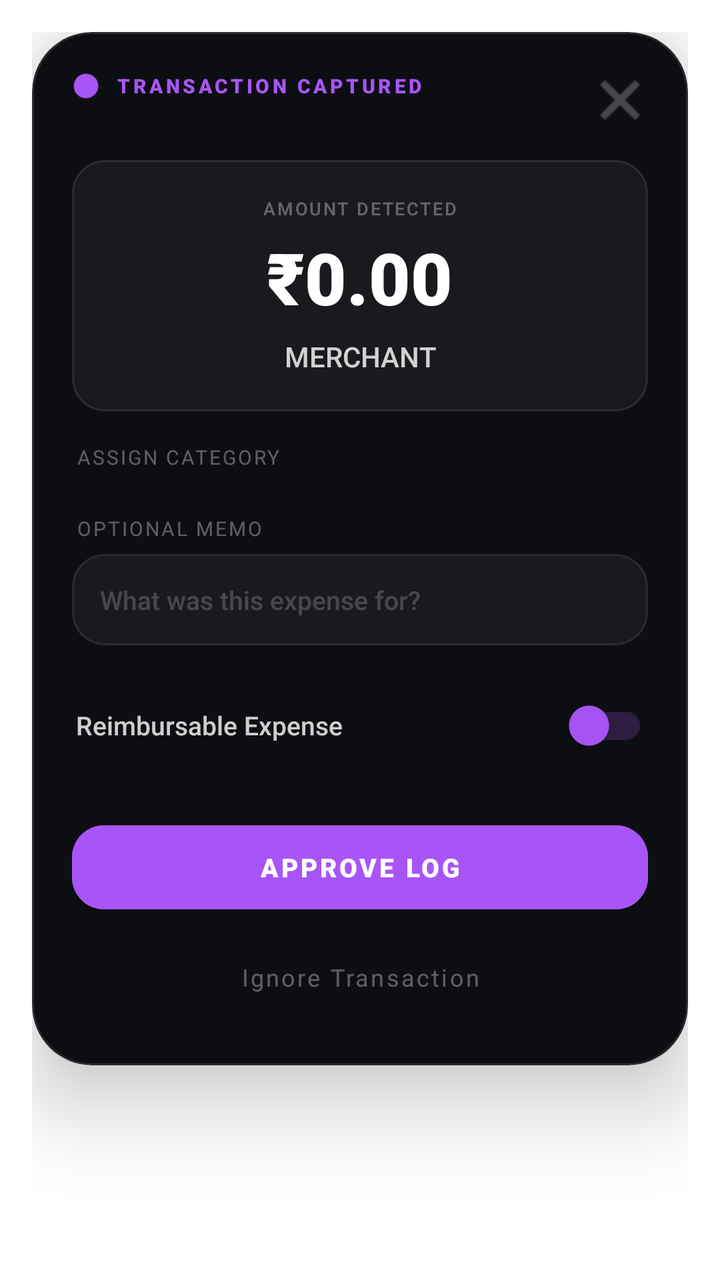
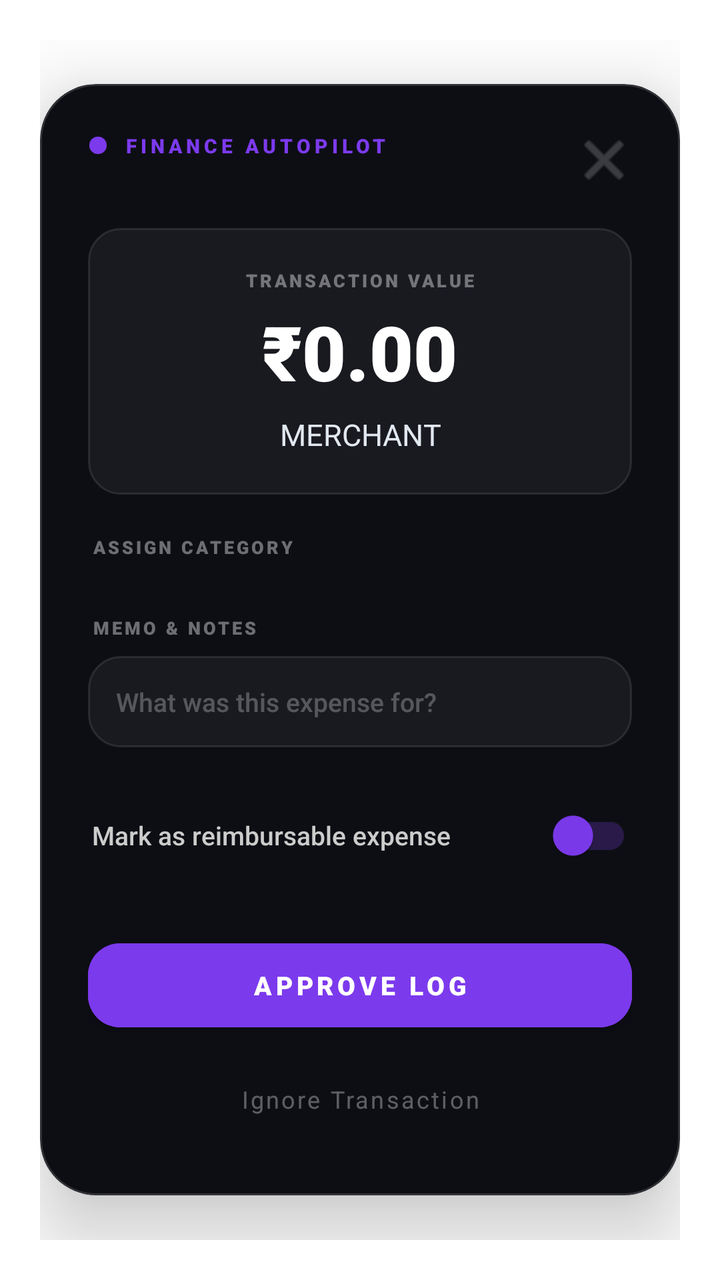

Screens rendered from an Android XML layout before and after an edit, with the pre-edit source and the edit as a unified diff.
<!-- AndroidManifest.xml: application theme AppTheme -->
<!-- res/layout/layout_transaction_overlay.xml -->
<?xml version="1.0" encoding="utf-8"?>
<FrameLayout xmlns:android="http://schemas.android.com/apk/res/android"
    xmlns:app="http://schemas.android.com/apk/res-auto"
    android:layout_width="match_parent"
    android:layout_height="wrap_content"
    android:padding="16dp">

    <com.google.android.material.card.MaterialCardView
        android:id="@+id/card_container"
        android:layout_width="match_parent"
        android:layout_height="wrap_content"
        app:cardBackgroundColor="#0D0E12"
        app:cardCornerRadius="30dp"
        app:cardElevation="24dp"
        app:strokeColor="#20FFFFFF"
        app:strokeWidth="1dp">

        <LinearLayout
            android:layout_width="match_parent"
            android:layout_height="wrap_content"
            android:orientation="vertical"
            android:padding="20dp">

            
            <RelativeLayout
                android:layout_width="match_parent"
                android:layout_height="wrap_content"
                android:layout_marginBottom="16dp">

                <LinearLayout
                    android:layout_width="wrap_content"
                    android:layout_height="wrap_content"
                    android:gravity="center_vertical"
                    android:orientation="horizontal">

                    <ImageView
                        android:layout_width="14dp"
                        android:layout_height="14dp"
                        android:src="@android:drawable/presence_online"
                        app:tint="#A855F7" />

                    <TextView
                        android:id="@+id/tv_source_app"
                        android:layout_width="wrap_content"
                        android:layout_height="wrap_content"
                        android:layout_marginStart="8dp"
                        android:fontFamily="sans-serif-black"
                        android:letterSpacing="0.15"
                        android:text="TRANSACTION CAPTURED"
                        android:textColor="#A855F7"
                        android:textSize="10sp" />
                </LinearLayout>

                <ImageButton
                    android:id="@+id/btn_close_overlay"
                    android:layout_width="28dp"
                    android:layout_height="28dp"
                    android:layout_alignParentEnd="true"
                    android:background="?attr/selectableItemBackgroundBorderless"
                    android:src="@android:drawable/ic_menu_close_clear_cancel"
                    app:tint="#66FFFFFF" />
            </RelativeLayout>

            
            <LinearLayout
                android:layout_width="match_parent"
                android:layout_height="wrap_content"
                android:orientation="vertical"
                android:gravity="center"
                android:background="@drawable/bg_overlay_input"
                android:paddingVertical="18dp"
                android:paddingHorizontal="16dp"
                android:layout_marginBottom="16dp">

                <TextView
                    android:layout_width="wrap_content"
                    android:layout_height="wrap_content"
                    android:fontFamily="sans-serif-medium"
                    android:text="AMOUNT DETECTED"
                    android:textColor="#55FFFFFF"
                    android:textSize="9sp"
                    android:letterSpacing="0.1"
                    android:layout_marginBottom="4dp"/>

                <TextView
                    android:id="@+id/tv_overlay_amount"
                    android:layout_width="wrap_content"
                    android:layout_height="wrap_content"
                    android:fontFamily="sans-serif-black"
                    android:text="₹0.00"
                    android:textColor="#FFFFFF"
                    android:textSize="36sp"
                    android:lineSpacingMultiplier="0.9" />

                <TextView
                    android:id="@+id/tv_overlay_merchant"
                    android:layout_width="wrap_content"
                    android:layout_height="wrap_content"
                    android:layout_marginTop="6dp"
                    android:fontFamily="sans-serif-medium"
                    android:text="MERCHANT"
                    android:textColor="#CCFFFFFF"
                    android:textSize="14sp"
                    android:gravity="center" />
            </LinearLayout>

            
            <TextView
                android:layout_width="wrap_content"
                android:layout_height="wrap_content"
                android:layout_marginBottom="6dp"
                android:fontFamily="sans-serif-bold"
                android:letterSpacing="0.1"
                android:text="ASSIGN CATEGORY"
                android:textColor="#55FFFFFF"
                android:textSize="10sp"
                android:layout_marginStart="2dp" />

            <HorizontalScrollView
                android:layout_width="match_parent"
                android:layout_height="wrap_content"
                android:layout_marginBottom="16dp"
                android:scrollbars="none"
                android:overScrollMode="never">

                <com.google.android.material.chip.ChipGroup
                    android:id="@+id/chip_group_overlay_categories"
                    android:layout_width="wrap_content"
                    android:layout_height="wrap_content"
                    app:singleSelection="true"
                    app:chipSpacingHorizontal="6dp"/>
            </HorizontalScrollView>

            
            <TextView
                android:layout_width="wrap_content"
                android:layout_height="wrap_content"
                android:layout_marginBottom="6dp"
                android:fontFamily="sans-serif-bold"
                android:letterSpacing="0.1"
                android:text="OPTIONAL MEMO"
                android:textColor="#55FFFFFF"
                android:textSize="10sp"
                android:layout_marginStart="2dp" />

            <EditText
                android:id="@+id/et_overlay_notes"
                android:layout_width="match_parent"
                android:layout_height="wrap_content"
                android:layout_marginBottom="16dp"
                android:background="@drawable/bg_overlay_input"
                android:fontFamily="sans-serif-medium"
                android:hint="What was this expense for?"
                android:padding="14dp"
                android:textColor="#FFFFFF"
                android:textColorHint="#33FFFFFF"
                android:textSize="13sp"
                android:inputType="textCapSentences" />

            
            <com.google.android.material.switchmaterial.SwitchMaterial
                android:id="@+id/switch_reimbursable"
                android:layout_width="match_parent"
                android:layout_height="wrap_content"
                android:layout_marginBottom="20dp"
                android:text="Reimbursable Expense"
                android:textColor="#CCFFFFFF"
                android:textSize="13sp"
                android:fontFamily="sans-serif-medium"
                app:thumbTint="#A855F7"
                app:trackTint="#33A855F7"
                android:layout_marginStart="2dp" />

            
            <com.google.android.material.button.MaterialButton
                android:id="@+id/btn_overlay_save"
                android:layout_width="match_parent"
                android:layout_height="54dp"
                android:backgroundTint="#A855F7"
                android:fontFamily="sans-serif-black"
                android:text="Approve Log"
                android:textColor="#FFFFFF"
                android:textAllCaps="true"
                android:textSize="13sp"
                android:letterSpacing="0.1"
                app:cornerRadius="16dp"
                app:rippleColor="#33FFFFFF" />

            <com.google.android.material.button.MaterialButton
                android:id="@+id/btn_overlay_dismiss"
                style="@style/Widget.MaterialComponents.Button.TextButton"
                android:layout_width="match_parent"
                android:layout_height="wrap_content"
                android:layout_marginTop="4dp"
                android:fontFamily="sans-serif-bold"
                android:text="Ignore Transaction"
                android:textColor="#55FFFFFF"
                android:textSize="12sp"
                android:textAllCaps="false" />

        </LinearLayout>

        
        <FrameLayout
            android:id="@+id/layout_success_animation"
            android:layout_width="match_parent"
            android:layout_height="match_parent"
            android:background="#F20D0E12"
            android:clickable="true"
            android:focusable="true"
            android:alpha="0"
            android:visibility="gone">

            
            <View
                android:id="@+id/view_burst_ring"
                android:layout_width="160dp"
                android:layout_height="160dp"
                android:layout_gravity="center"
                android:background="@drawable/shape_success_burst_ring"
                android:scaleX="0.2"
                android:scaleY="0.2"
                android:alpha="0" />

            
            <ImageView
                android:id="@+id/iv_success_tick"
                android:layout_width="84dp"
                android:layout_height="84dp"
                android:layout_gravity="center"
                android:src="@drawable/ic_success_tick"
                android:scaleX="0"
                android:scaleY="0" />
        </FrameLayout>
    </com.google.android.material.card.MaterialCardView>
</FrameLayout>
<!-- resources referenced by this layout -->
<resources>
  <!-- drawable bg_overlay_input (drawable) -->
  <?xml version="1.0" encoding="utf-8"?>
  <shape xmlns:android="http://schemas.android.com/apk/res/android">
      <solid android:color="#0DFFFFFF" />
      <corners android:radius="16dp" />
      <stroke android:width="1dp" android:color="#1AFFFFFF" />
  </shape>
  <!-- drawable ic_success_tick (drawable) -->
  <vector xmlns:android="http://schemas.android.com/apk/res/android"
      android:width="96dp"
      android:height="96dp"
      android:viewportWidth="24"
      android:viewportHeight="24">
      <path
          android:fillColor="#10B981"
          android:pathData="M12,2C6.48,2 2,6.48 2,12s4.48,10 10,10 10,-4.48 10,-10S17.52,2 12,2z"/>
      <path
          android:fillColor="#FFFFFF"
          android:pathData="M9.999,17.199l-5.299,-5.299 1.4,-1.4 3.899,3.899 8.299,-8.299 1.4,1.4z"/>
  </vector>
  <!-- drawable shape_success_burst_ring (drawable) -->
  <?xml version="1.0" encoding="utf-8"?>
  <shape xmlns:android="http://schemas.android.com/apk/res/android"
      android:shape="oval">
      <solid android:color="#2210B981" />
      <stroke android:width="4dp" android:color="#6610B981" />
  </shape>
  <style name="AppTheme" parent="Theme.MaterialComponents.DayNight.NoActionBar">
          
          <item name="colorPrimary">@color/colorPrimary</item>
          <item name="colorPrimaryDark">@color/colorPrimaryDark</item>
          <item name="colorAccent">@color/colorAccent</item>
          <item name="android:windowTranslucentStatus">true</item>
      </style>
  <color name="colorPrimary">#7c3aed</color>
  <color name="colorPrimaryDark">#6d28d9</color>
  <color name="colorAccent">#7c3aed</color>
</resources>

<!-- the commit's change to res/layout/layout_transaction_overlay.xml (unified diff, before → after) -->
@@ -1,31 +1,35 @@
 <?xml version="1.0" encoding="utf-8"?>
-<FrameLayout xmlns:android="http://schemas.android.com/apk/res/android"
+<RelativeLayout xmlns:android="http://schemas.android.com/apk/res/android"
     xmlns:app="http://schemas.android.com/apk/res-auto"
+    android:id="@+id/overlay_root"
     android:layout_width="match_parent"
-    android:layout_height="wrap_content"
-    android:padding="16dp">
+    android:layout_height="match_parent"
+    android:gravity="center"
+    android:padding="20dp">
 
     <com.google.android.material.card.MaterialCardView
         android:id="@+id/card_container"
         android:layout_width="match_parent"
         android:layout_height="wrap_content"
-        app:cardBackgroundColor="#0D0E12"
-        app:cardCornerRadius="30dp"
+        android:layout_centerInParent="true"
+        android:maxWidth="400dp"
+        app:cardBackgroundColor="#0D0E14"
+        app:cardCornerRadius="28dp"
         app:cardElevation="24dp"
-        app:strokeColor="#20FFFFFF"
+        app:strokeColor="#25FFFFFF"
         app:strokeWidth="1dp">
 
         <LinearLayout
             android:layout_width="match_parent"
             android:layout_height="wrap_content"
             android:orientation="vertical"
-            android:padding="20dp">
+            android:padding="24dp">
 
             
             <RelativeLayout
                 android:layout_width="match_parent"
                 android:layout_height="wrap_content"
-                android:layout_marginBottom="16dp">
+                android:layout_marginBottom="20dp">
 
                 <LinearLayout
                     android:layout_width="wrap_content"
@@ -33,11 +37,13 @@
                     android:gravity="center_vertical"
                     android:orientation="horizontal">
 
+                    
                     <ImageView
-                        android:layout_width="14dp"
-                        android:layout_height="14dp"
+                        android:id="@+id/iv_header_dot"
+                        android:layout_width="10dp"
+                        android:layout_height="10dp"
                         android:src="@android:drawable/presence_online"
-                        app:tint="#A855F7" />
+                        app:tint="#7C3AED" />
 
                     <TextView
                         android:id="@+id/tv_source_app"
@@ -45,12 +51,13 @@
                         android:layout_height="wrap_content"
                         android:layout_marginStart="8dp"
                         android:fontFamily="sans-serif-black"
-                        android:letterSpacing="0.15"
-                        android:text="TRANSACTION CAPTURED"
-                        android:textColor="#A855F7"
+                        android:letterSpacing="0.2"
+                        android:text="FINANCE AUTOPILOT"
+                        android:textColor="#7C3AED"
                         android:textSize="10sp" />
                 </LinearLayout>
 
+                
                 <ImageButton
                     android:id="@+id/btn_close_overlay"
                     android:layout_width="28dp"
@@ -58,7 +65,7 @@
                     android:layout_alignParentEnd="true"
                     android:background="?attr/selectableItemBackgroundBorderless"
                     android:src="@android:drawable/ic_menu_close_clear_cancel"
-                    app:tint="#66FFFFFF" />
+                    app:tint="#50FFFFFF" />
             </RelativeLayout>
 
             
@@ -68,18 +75,19 @@
                 android:orientation="vertical"
                 android:gravity="center"
                 android:background="@drawable/bg_overlay_input"
-                android:paddingVertical="18dp"
+                android:paddingVertical="20dp"
                 android:paddingHorizontal="16dp"
-                android:layout_marginBottom="16dp">
+                android:layout_marginBottom="20dp">
 
                 <TextView
-                    android:layout_width="wrap_content"
-                    android:layout_height="wrap_content"
-                    android:fontFamily="sans-serif-medium"
-                    android:text="AMOUNT DETECTED"
-                    android:textColor="#55FFFFFF"
+                    android:id="@+id/tv_amount_label"
+                    android:layout_width="wrap_content"
+                    android:layout_height="wrap_content"
+                    android:fontFamily="sans-serif-black"
+                    android:text="TRANSACTION VALUE"
+                    android:textColor="#66FFFFFF"
                     android:textSize="9sp"
-                    android:letterSpacing="0.1"
+                    android:letterSpacing="0.15"
                     android:layout_marginBottom="4dp"/>
 
                 <TextView
@@ -89,7 +97,7 @@
                     android:fontFamily="sans-serif-black"
                     android:text="₹0.00"
                     android:textColor="#FFFFFF"
-                    android:textSize="36sp"
+                    android:textSize="38sp"
                     android:lineSpacingMultiplier="0.9" />
 
                 <TextView
@@ -97,10 +105,10 @@
                     android:layout_width="wrap_content"
                     android:layout_height="wrap_content"
                     android:layout_marginTop="6dp"
-                    android:fontFamily="sans-serif-medium"
+                    android:fontFamily="sans-serif-bold"
                     android:text="MERCHANT"
-                    android:textColor="#CCFFFFFF"
-                    android:textSize="14sp"
+                    android:textColor="#E2E8F0"
+                    android:textSize="15sp"
                     android:gravity="center" />
             </LinearLayout>
 
@@ -108,18 +116,18 @@
             <TextView
                 android:layout_width="wrap_content"
                 android:layout_height="wrap_content"
-                android:layout_marginBottom="6dp"
-                android:fontFamily="sans-serif-bold"
-                android:letterSpacing="0.1"
+                android:layout_marginBottom="8dp"
+                android:fontFamily="sans-serif-black"
+                android:letterSpacing="0.15"
                 android:text="ASSIGN CATEGORY"
-                android:textColor="#55FFFFFF"
-                android:textSize="10sp"
+                android:textColor="#66FFFFFF"
+                android:textSize="9sp"
                 android:layout_marginStart="2dp" />
 
             <HorizontalScrollView
                 android:layout_width="match_parent"
                 android:layout_height="wrap_content"
-                android:layout_marginBottom="16dp"
+                android:layout_marginBottom="20dp"
                 android:scrollbars="none"
                 android:overScrollMode="never">
 
@@ -135,25 +143,25 @@
             <TextView
                 android:layout_width="wrap_content"
                 android:layout_height="wrap_content"
-                android:layout_marginBottom="6dp"
-                android:fontFamily="sans-serif-bold"
-                android:letterSpacing="0.1"
-                android:text="OPTIONAL MEMO"
-                android:textColor="#55FFFFFF"
-                android:textSize="10sp"
+                android:layout_marginBottom="8dp"
+                android:fontFamily="sans-serif-black"
+                android:letterSpacing="0.15"
+                android:text="MEMO &amp; NOTES"
+                android:textColor="#66FFFFFF"
+                android:textSize="9sp"
                 android:layout_marginStart="2dp" />
 
             <EditText
                 android:id="@+id/et_overlay_notes"
                 android:layout_width="match_parent"
                 android:layout_height="wrap_content"
-                android:layout_marginBottom="16dp"
+                android:layout_marginBottom="20dp"
                 android:background="@drawable/bg_overlay_input"
                 android:fontFamily="sans-serif-medium"
                 android:hint="What was this expense for?"
                 android:padding="14dp"
                 android:textColor="#FFFFFF"
-                android:textColorHint="#33FFFFFF"
+                android:textColorHint="#44FFFFFF"
                 android:textSize="13sp"
                 android:inputType="textCapSentences" />
 
@@ -162,13 +170,13 @@
                 android:id="@+id/switch_reimbursable"
                 android:layout_width="match_parent"
                 android:layout_height="wrap_content"
-                android:layout_marginBottom="20dp"
-                android:text="Reimbursable Expense"
-                android:textColor="#CCFFFFFF"
+                android:layout_marginBottom="24dp"
+                android:text="Mark as reimbursable expense"
+                android:textColor="#CCCCCC"
                 android:textSize="13sp"
                 android:fontFamily="sans-serif-medium"
-                app:thumbTint="#A855F7"
-                app:trackTint="#33A855F7"
+                app:thumbTint="#7C3AED"
+                app:trackTint="#407C3AED"
                 android:layout_marginStart="2dp" />
 
             
@@ -176,13 +184,13 @@
                 android:id="@+id/btn_overlay_save"
                 android:layout_width="match_parent"
                 android:layout_height="54dp"
-                android:backgroundTint="#A855F7"
+                android:backgroundTint="#7C3AED"
                 android:fontFamily="sans-serif-black"
-                android:text="Approve Log"
+                android:text="APPROVE LOG"
                 android:textColor="#FFFFFF"
                 android:textAllCaps="true"
                 android:textSize="13sp"
-                android:letterSpacing="0.1"
+                android:letterSpacing="0.15"
                 app:cornerRadius="16dp"
                 app:rippleColor="#33FFFFFF" />
 
@@ -191,7 +199,7 @@
                 style="@style/Widget.MaterialComponents.Button.TextButton"
                 android:layout_width="match_parent"
                 android:layout_height="wrap_content"
-                android:layout_marginTop="4dp"
+                android:layout_marginTop="6dp"
                 android:fontFamily="sans-serif-bold"
                 android:text="Ignore Transaction"
                 android:textColor="#55FFFFFF"
@@ -205,7 +213,7 @@
             android:id="@+id/layout_success_animation"
             android:layout_width="match_parent"
             android:layout_height="match_parent"
-            android:background="#F20D0E12"
+            android:background="#F90D0E14"
             android:clickable="true"
             android:focusable="true"
             android:alpha="0"
@@ -225,12 +233,12 @@
             
             <ImageView
                 android:id="@+id/iv_success_tick"
-                android:layout_width="84dp"
-                android:layout_height="84dp"
+                android:layout_width="88dp"
+                android:layout_height="88dp"
                 android:layout_gravity="center"
                 android:src="@drawable/ic_success_tick"
                 android:scaleX="0"
                 android:scaleY="0" />
         </FrameLayout>
     </com.google.android.material.card.MaterialCardView>
-</FrameLayout>
+</RelativeLayout>
